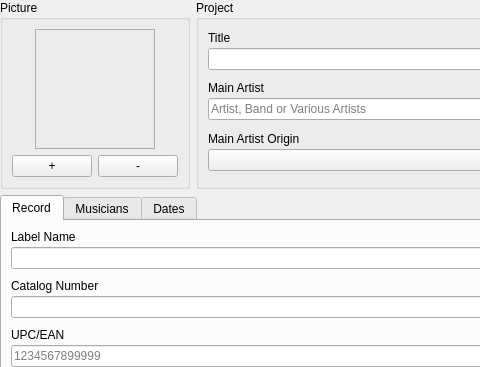
Above: resources/ui/album_page.ui from Iconoclasteinc/tgit before the change; both pictures show x 0 to 480 and y 0 to 367 of the 1118 by 690 pixel window. Below: the same form after it.
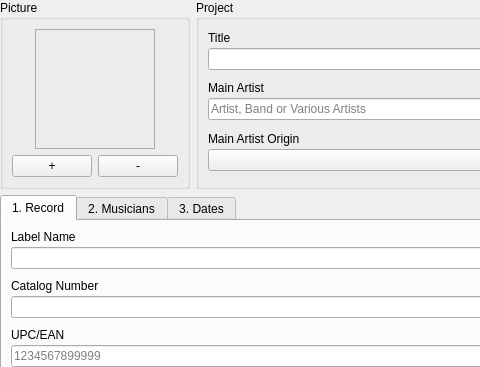
That is the form after the change. Icons and pictures are not drawn. Custom widgets are drawn as their Qt base class.

Commit message: Guide the user through the project page.

Diff of the .ui file:
```diff
--- a/resources/ui/album_page.ui
+++ b/resources/ui/album_page.ui
@@ -56,7 +56,7 @@
      </property>
      <widget class="QWidget" name="_record_tab">
       <attribute name="title">
-       <string>Record</string>
+       <string>1. Record</string>
       </attribute>
       <layout class="QVBoxLayout" name="verticalLayout_3">
        <property name="spacing">
@@ -220,7 +220,7 @@
      </widget>
      <widget class="QWidget" name="_mucisians_tab">
       <attribute name="title">
-       <string>Musicians</string>
+       <string>2. Musicians</string>
       </attribute>
       <layout class="QVBoxLayout" name="verticalLayout_9">
        <property name="leftMargin">
@@ -273,7 +273,7 @@
      </widget>
      <widget class="QWidget" name="_dates_tab">
       <attribute name="title">
-       <string>Dates</string>
+       <string>3. Dates</string>
       </attribute>
       <layout class="QVBoxLayout" name="verticalLayout_4">
        <property name="spacing">
```
The commit also changes 3 other files.
